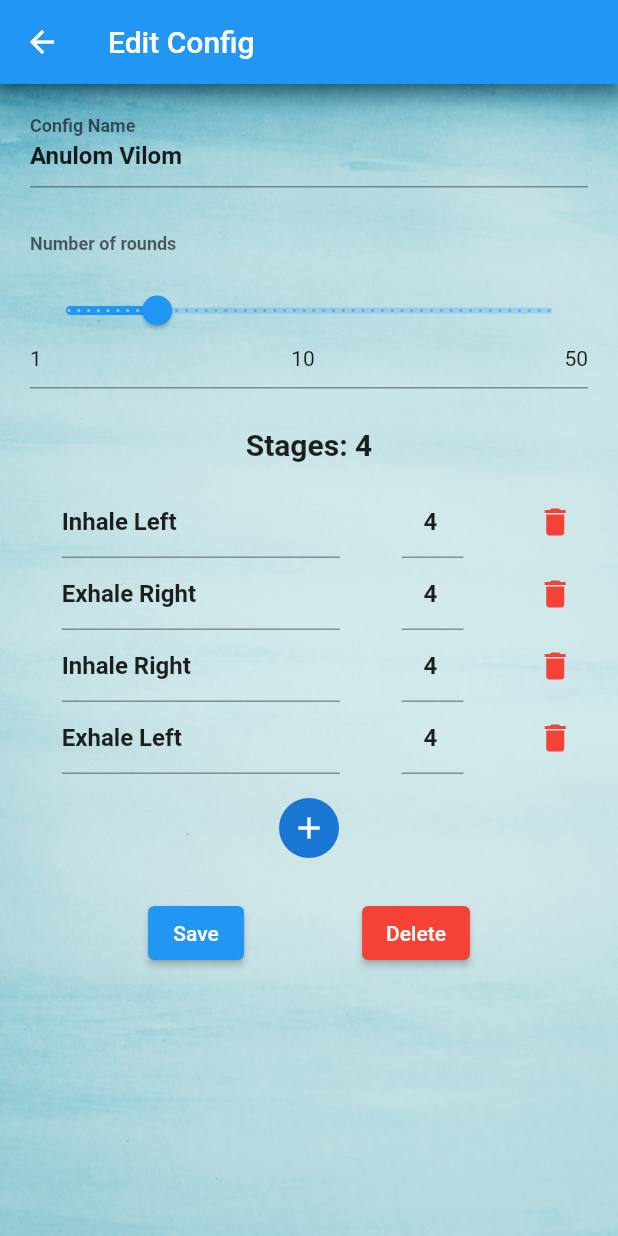
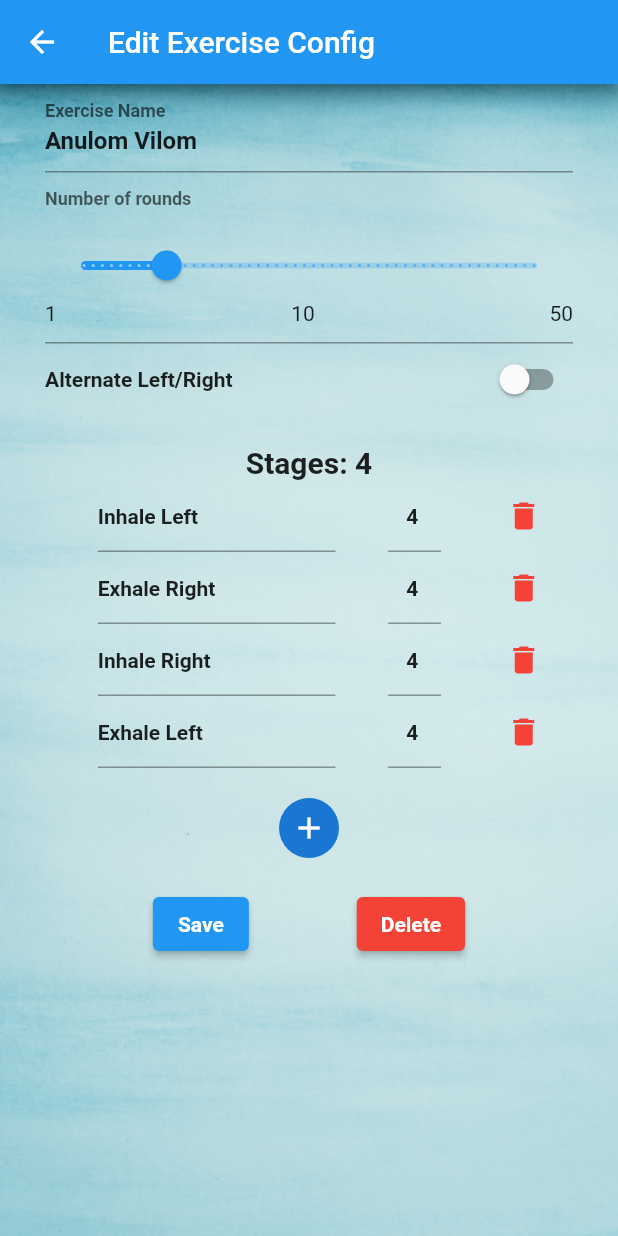
Before and after one commit to sandeshgoel/yoga-app, a Flutter app: the MyHomePage screen opened directly, after a tap on the "edit" icon, on a phone screen of 412 x 824 dp. Run offline on Flutter 3.47's test engine with Material 2 defaults, Android fonts, the phone set to English and light mode, and no system bars; drawn by our look-alikes of flutter_form_builder; our stand-ins replace audioplayers, charts_flutter, cloud_firestore, firebase_auth, firebase_core, flutter_local_notifications and 10 more; missing offline and left inert: volume_control; accounts and stored records are empty.

Commit message:
Added option to alternate left right, and voice test

```diff
--- a/lib/pages/authenticate_page.dart
+++ b/lib/pages/authenticate_page.dart
@@ -120,8 +120,8 @@ class _AuthenticatePageState extends State<AuthenticatePage> {
                 child: TextFormField(
                   initialValue: password,
                   obscureText: true,
-                  validator: (val) => val!.length < 1
-                      ? 'Password length must be at least 1'
+                  validator: (val) => val!.length < 6
+                      ? 'Password length must be at least 6'
                       : null,
                   onChanged: (val) {
                     password = val;
--- a/lib/pages/edit_exercise_page.dart
+++ b/lib/pages/edit_exercise_page.dart
@@ -3,6 +3,7 @@ import 'package:provider/provider.dart';
 
 import 'package:flutter_form_builder/flutter_form_builder.dart';
 import 'package:yoga/services/settings.dart';
+import 'package:yoga/shared/constants.dart';
 
 class EditConfigPage extends StatefulWidget {
   final String cfg;
@@ -33,7 +34,7 @@ class _EditConfigPageState extends State<EditConfigPage> {
   Widget build(BuildContext context) {
     return Scaffold(
       appBar: AppBar(
-        title: Text('Edit Config'),
+        title: Text('Edit Exercise Config'),
       ),
       body: Stack(
         children: [
@@ -60,21 +61,22 @@ class _EditConfigPageState extends State<EditConfigPage> {
     return FormBuilder(
       key: _formKey,
       child: SingleChildScrollView(
+        child: Container(
+          margin: EdgeInsets.symmetric(horizontal: 30),
           child: Column(
             children: [
-                Container(
-                    padding: EdgeInsets.symmetric(horizontal: 20, vertical: 10),
-                    child: FormBuilderTextField(
+                  FormBuilderTextField(
                     name: 'configName',
                     initialValue: cfg,
                     decoration: InputDecoration(
-                        labelText: 'Config Name',
+                      labelText: 'Exercise Name',
                     ),
                     style: TextStyle(fontWeight: FontWeight.bold),
-                    )),
-                Container(
-                    padding: EdgeInsets.symmetric(horizontal: 20, vertical: 10),
-                    child: FormBuilderSlider(
+                  ),
+
+                  // Number of rounds
+
+                  FormBuilderSlider(
                     name: 'rounds',
                     initialValue: cp.rounds.toDouble(),
                     min: 1,
@@ -84,26 +86,46 @@ class _EditConfigPageState extends State<EditConfigPage> {
                         labelText: 'Number of rounds',
                         labelStyle: TextStyle(fontWeight: FontWeight.bold)),
                     textStyle: TextStyle(fontWeight: FontWeight.bold),
-                    )),
+                  ),
+
+                  // Alternate Left Right
+
+                  Row(
+                    mainAxisAlignment: MainAxisAlignment.center,
+                    children: [
+                      Text('Alternate Left/Right', style: settingsTextStyle),
+                      Expanded(
+                        child: Container(),
+                      ),
+                      Switch(
+                        value: cp.altLeftRight,
+                        onChanged: (val) {
+                          setState(() {
+                            cp.altLeftRight = val;
+                          });
+                        },
+                      ),
+                    ],
+                  ),
+                  SizedBox(height: 20)
                 ] +
                 _stageList(settings, cfg) +
                 [
-                Container(
-                    padding: EdgeInsets.symmetric(horizontal: 20, vertical: 10),
-                    child: Row(
+                  SizedBox(height: 20),
+                  Row(
                     mainAxisAlignment: MainAxisAlignment.spaceEvenly,
                     children: [
                       ElevatedButton(
                           onPressed: () => _saveConfig(context, cfg),
-                            child: Text('Save')),
+                          child: Text('Save', style: settingsTextStyle)),
                       ElevatedButton(
-                            style:
-                                ElevatedButton.styleFrom(primary: Colors.red),
+                          style: ElevatedButton.styleFrom(primary: Colors.red),
                           onPressed: () => _deleteConfig(context, cfg),
-                            child: Text('Delete')),
+                          child: Text('Delete', style: settingsTextStyle)),
                     ],
-                    )),
+                  ),
                 ],
+          ),
         ),
       ),
     );
@@ -207,22 +229,19 @@ class _EditConfigPageState extends State<EditConfigPage> {
     });
   }
 
-  List<Container> _stageList(settings, cfg) {
-    List<Container> list = [];
+  List<Widget> _stageList(settings, cfg) {
+    List<Widget> list = [];
     var pindex = settings.findParamIndex(cfg);
     var stages = settings.getParam(pindex).stages;
 
-    list.add(Container(
-        padding: EdgeInsets.all(16),
-        child: Center(
+    list.add(Center(
         child: Text(
       'Stages: ${stages.length}',
       style: TextStyle(fontSize: 20, fontWeight: FontWeight.bold),
-        ))));
+    )));
 
     for (var i = 0; i < stages.length; i++) {
-      list.add(Container(
-        child: Row(
+      list.add(Row(
         mainAxisAlignment: MainAxisAlignment.spaceEvenly,
         children: [
           Expanded(flex: 10, child: Container()),
@@ -231,7 +250,7 @@ class _EditConfigPageState extends State<EditConfigPage> {
             child: FormBuilderTextField(
               name: 'stagename$i',
               initialValue: stages[i].name,
-                style: TextStyle(fontWeight: FontWeight.bold),
+              style: settingsTextStyle,
             ),
           ),
           Expanded(flex: 10, child: Container()),
@@ -242,7 +261,7 @@ class _EditConfigPageState extends State<EditConfigPage> {
               initialValue: stages[i].count.toString(),
               keyboardType: TextInputType.number,
               textAlign: TextAlign.center,
-                style: TextStyle(fontWeight: FontWeight.bold),
+              style: settingsTextStyle,
             ),
           ),
           Expanded(flex: 10, child: Container()),
@@ -258,18 +277,15 @@ class _EditConfigPageState extends State<EditConfigPage> {
           ),
           Expanded(flex: 10, child: Container()),
         ],
-        ),
       ));
     }
 
-    list.add(Container(
-      padding: EdgeInsets.all(16),
-      child: CircleAvatar(
+    list.add(SizedBox(height: 20));
+    list.add(CircleAvatar(
       child: IconButton(
         icon: Icon(Icons.add),
         onPressed: () => _addStage(context, cfg),
         tooltip: 'Add Stage',
-        ),
       ),
     ));
 
--- a/lib/pages/routines_page.dart
+++ b/lib/pages/routines_page.dart
@@ -50,7 +50,9 @@ class _RoutinesPageState extends State<RoutinesPage> {
                       mainAxisAlignment: MainAxisAlignment.center,
                       children: [
                         Text(
-                          '${r.name}',
+                          r.name.length > 22
+                              ? '${r.name.substring(0, 20)}...'
+                              : '${r.name}',
                           style: TextStyle(
                               fontSize: 18, fontWeight: FontWeight.bold),
                         ),
--- a/lib/services/settings.dart
+++ b/lib/services/settings.dart
@@ -29,19 +29,21 @@ class Stage {
 class ConfigParam {
   late String name;
   late int rounds;
+  bool altLeftRight = false;
   late List<Stage> stages;
 
-  ConfigParam(this.name, this.rounds, this.stages);
+  ConfigParam(this.name, this.rounds, this.stages, {this.altLeftRight = false});
 
   @override
   String toString() {
-    return '{$name, $rounds, stages: $stages}\n';
+    return '{$name, $rounds, $altLeftRight : $stages}\n';
   }
 
   Map<String, dynamic> toJson() {
     return {
       'name': this.name,
       'rounds': this.rounds,
+      'altLeftRight': this.altLeftRight,
       'stages': this.stages.map((x) => x.toJson()).toList()
     };
   }
@@ -49,6 +51,7 @@ class ConfigParam {
   ConfigParam.fromJson(Map<String, dynamic> json) {
     this.name = json['name'];
     this.rounds = json['rounds'];
+    this.altLeftRight = json['altLeftRight'];
     this.stages = json['stages'].map<Stage>((x) => Stage.fromJson(x)).toList();
   }
 }
@@ -108,6 +111,9 @@ const exChandraBhedi = 'Chandra Bhedi';
 const exKapaalBhaati = 'Kapaal Bhaati';
 const exBhastrika = 'Bhastrika';
 const exShavasana = 'Shava Aasanaa';
+const exSuryaNamaskara = 'Surya Namaskara';
+const exHandRotation = 'Hand Rotation';
+const exNeckExercise = 'Neck Exercise';
 
 class UserInfo {
   late String uid;
@@ -191,18 +197,17 @@ class YogaSettings with ChangeNotifier {
   // ----------------------------------------------------
 
   List<Routine> _routineLib = [
-    Routine('Daily 10', [
+    Routine('Breathing Routine', [
       Exercise(exDeepBreathing, 10),
       Exercise(exBhramari, 10),
       Exercise(exAnulomVilom, 10),
       Exercise(exSheetkari, 10),
       Exercise(exShavasana, 1)
     ]),
-    Routine('Routine 2', [
-      Exercise(exDeepBreathing, 10),
-      Exercise(exBhramari, 10),
-      Exercise(exChandraBhedi, 10),
-      Exercise(exSheetkari, 10),
+    Routine('Warm Up', [
+      Exercise(exHandRotation, 10),
+      Exercise(exNeckExercise, 10),
+      Exercise(exSuryaNamaskara, 4),
     ])
   ];
 
@@ -240,12 +245,44 @@ class YogaSettings with ChangeNotifier {
         [Stage('Inhale gently', 4), Stage('Exhale with force', 4)]),
     ConfigParam(exBhastrika, 10,
         [Stage('Hands up and Inhale', 4), Stage('Hands down and Exhale', 4)]),
-    ConfigParam(exShavasana, 1, [
-      Stage('Lie down still with eyes closed and relax', 60),
-      Stage('Stretch all your muscles', 10),
-      Stage('Sit up and chant om shanti shanti', 10),
-      Stage('Open your eyes with a smile', 10)
-    ])
+    ConfigParam(
+      exShavasana,
+      1,
+      [
+        Stage('Lie down still with eyes closed and relax', 60),
+        Stage('Stretch all your muscles', 10),
+        Stage('Sit back up', 10),
+        Stage('Chant om shanti shanti', 10),
+        Stage('Rub your palms and cup your eyes', 10),
+        Stage('Open your eyes with a smile', 6)
+      ],
+    ),
+    ConfigParam(
+        exSuryaNamaskara,
+        4,
+        [
+          Stage('Fold both hands', 4),
+          Stage('Hands above your head', 4),
+          Stage('Touch your feet', 4),
+          Stage('Right leg back', 4),
+          Stage('Mountain pose', 4),
+          Stage('Prone position', 4),
+          Stage('Cobra pose', 4),
+          Stage('Mountain pose', 4),
+          Stage('Left leg forward', 4),
+          Stage('Touch your feet', 4),
+          Stage('Hands above your head', 4),
+          Stage('Fold your hands', 4),
+          Stage('Hands down', 4)
+        ],
+        altLeftRight: true),
+    ConfigParam(exHandRotation, 10, [Stage('Rotate', 2)]),
+    ConfigParam(exNeckExercise, 10, [
+      Stage('Neck down', 2),
+      Stage('Neck up', 2),
+      Stage('Neck right', 2),
+      Stage('Neck left', 2)
+    ]),
   ];
 
   List<ConfigParam> getExerciseLib() {
--- a/pubspec.yaml
+++ b/pubspec.yaml
@@ -42,6 +42,7 @@ dependencies:
   volume_control: ^0.1.5
   showcaseview: ^1.1.0
   flutter_local_notifications: ^8.1.1
+  package_info_plus: ^1.0.4
 
 flutter_icons:
   android: "launcher_icon"
```
Also changed, not shown: lib/pages/counter_page.dart (+28 -5 lines), lib/pages/edit_settings_page.dart (+88 -52 lines), lib/pages/home_page.dart (+15 -24 lines), pubspec.lock. Lines whose indentation alone changed are shown as unchanged.
